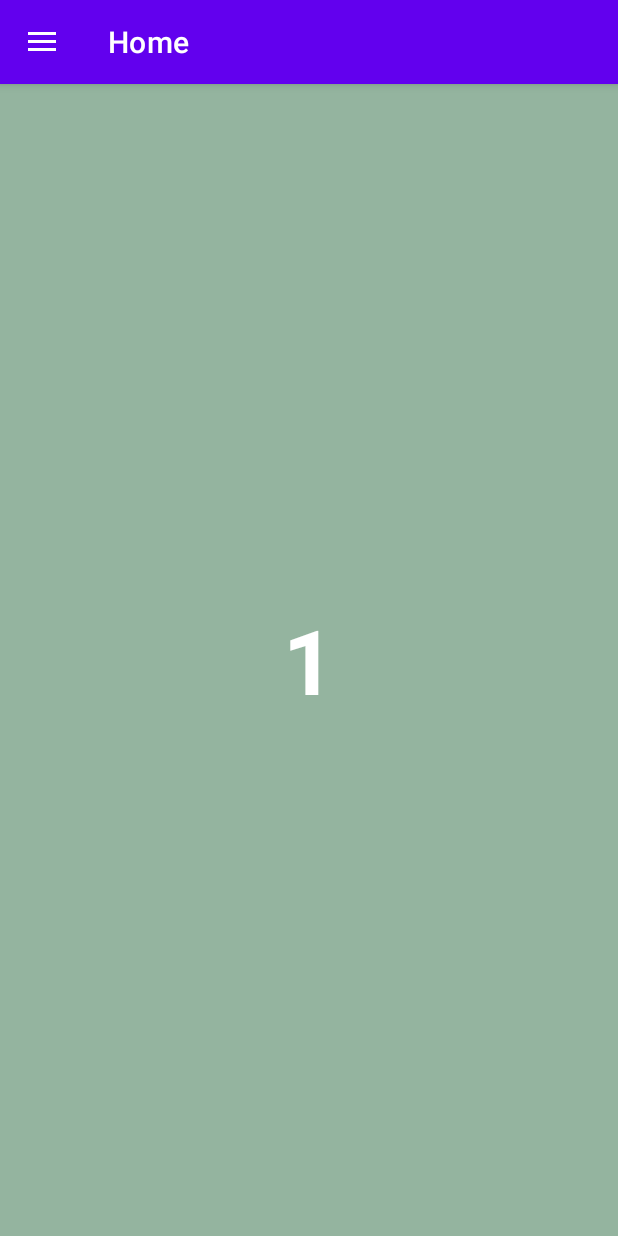
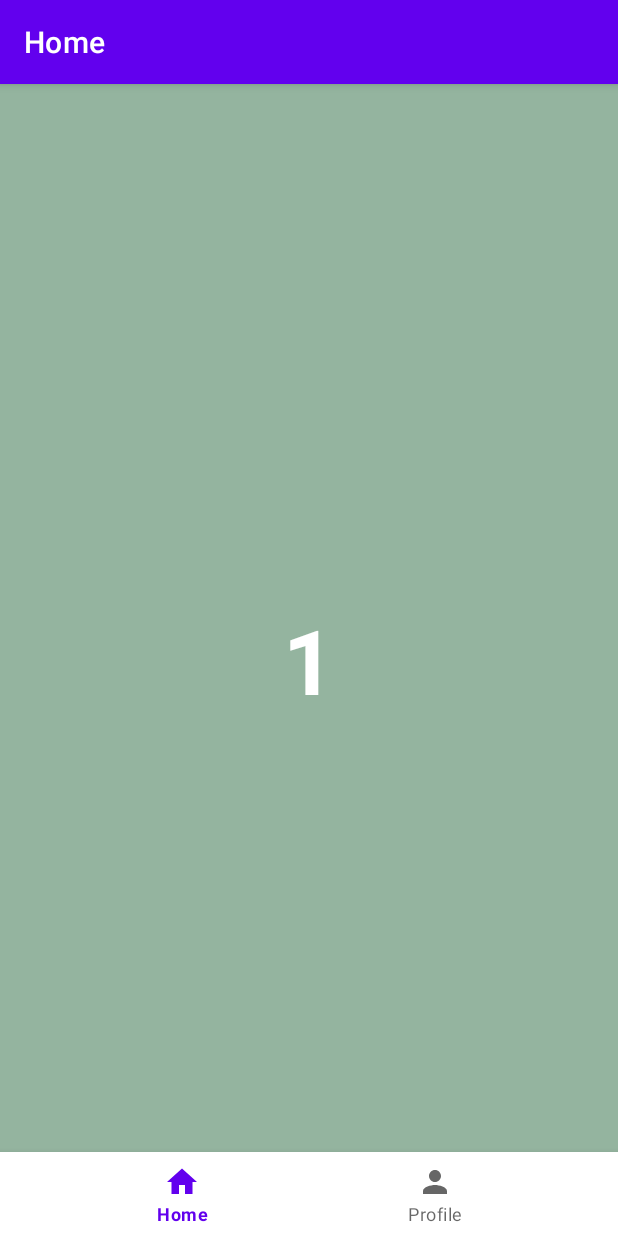
Before and after one commit to Shadow60539/android_layouts, an Android app: the screen it shows after launch (MainActivity), on a phone screen of 412 x 824 dp. Run offline under Robolectric (Android 15) with nearby library versions, the phone set to English and light mode, and no system bars; our stand-ins replace navigation-ui.

Commit message:
add bottom navigation

```diff
--- a/navigation/src/main/java/com/example/navigation/MainActivity.kt
+++ b/navigation/src/main/java/com/example/navigation/MainActivity.kt
@@ -3,6 +3,7 @@ package com.example.navigation
 import androidx.appcompat.app.AppCompatActivity
 import android.os.Bundle
 import android.widget.FrameLayout
+import android.widget.Toast
 import android.widget.Toolbar
 import androidx.drawerlayout.widget.DrawerLayout
 import androidx.navigation.NavController
@@ -14,28 +15,35 @@ import androidx.navigation.ui.AppBarConfiguration
 import androidx.navigation.ui.navigateUp
 import androidx.navigation.ui.setupActionBarWithNavController
 import androidx.navigation.ui.setupWithNavController
+import com.google.android.material.bottomnavigation.BottomNavigationView
 import com.google.android.material.navigation.NavigationView
 
 class MainActivity : AppCompatActivity() {
     private lateinit var navController: NavController
-    private lateinit var drawerLayout: DrawerLayout
+//    private lateinit var drawerLayout: DrawerLayout
     private lateinit var appBarConfiguration: AppBarConfiguration
 
     override fun onCreate(savedInstanceState: Bundle?) {
         super.onCreate(savedInstanceState)
         setContentView(R.layout.activity_main)
 
-        drawerLayout = findViewById(R.id.drawer)
+//        drawerLayout = findViewById(R.id.drawer)
         val navHostFragment = supportFragmentManager.findFragmentById(R.id.fragmentContainerView) as NavHostFragment
         navController = navHostFragment.navController
-        appBarConfiguration = AppBarConfiguration(navController.graph, drawerLayout)
+        appBarConfiguration = AppBarConfiguration(setOf(R.id.homeFragment, R.id.profileFragment))
+//        appBarConfiguration = AppBarConfiguration(setOf(R.id.homeFragment, R.id.profileFragment), drawerLayout)
 
         setupActionBarWithNavController(navController, appBarConfiguration)
-        attachNavControllerToDrawer()
+//        attachNavControllerToDrawer()
+        attachNavControllerToBottomNavigationView()
     }
 
-    private fun attachNavControllerToDrawer() {
-        findViewById<NavigationView>(R.id.navigationView).setupWithNavController(navController)
+//    private fun attachNavControllerToDrawer() {
+//        findViewById<NavigationView>(R.id.navigationView).setupWithNavController(navController)
+//    }
+
+    private fun attachNavControllerToBottomNavigationView() {
+        findViewById<BottomNavigationView>(R.id.bottomNavigationView).setupWithNavController(navController)
     }
 
     override fun onSupportNavigateUp(): Boolean {
--- /dev/null
+++ b/navigation/src/main/res/drawable/ic_home.xml
@@ -0,0 +1,5 @@
+<vector android:height="24dp" android:tint="#FFFFFF"
+    android:viewportHeight="24" android:viewportWidth="24"
+    android:width="24dp" xmlns:android="http://schemas.android.com/apk/res/android">
+    <path android:fillColor="@android:color/white" android:pathData="M10,20v-6h4v6h5v-8h3L12,3 2,12h3v8z"/>
+</vector>
--- /dev/null
+++ b/navigation/src/main/res/drawable/ic_profile.xml
@@ -0,0 +1,5 @@
+<vector android:height="24dp" android:tint="#FFFFFF"
+    android:viewportHeight="24" android:viewportWidth="24"
+    android:width="24dp" xmlns:android="http://schemas.android.com/apk/res/android">
+    <path android:fillColor="@android:color/white" android:pathData="M12,12c2.21,0 4,-1.79 4,-4s-1.79,-4 -4,-4 -4,1.79 -4,4 1.79,4 4,4zM12,14c-2.67,0 -8,1.34 -8,4v2h16v-2c0,-2.66 -5.33,-4 -8,-4z"/>
+</vector>
--- a/navigation/src/main/res/layout/activity_main.xml
+++ b/navigation/src/main/res/layout/activity_main.xml
@@ -1,5 +1,5 @@
 <?xml version="1.0" encoding="utf-8"?>
-<androidx.drawerlayout.widget.DrawerLayout xmlns:android="http://schemas.android.com/apk/res/android"
+<androidx.constraintlayout.widget.ConstraintLayout xmlns:android="http://schemas.android.com/apk/res/android"
     xmlns:app="http://schemas.android.com/apk/res-auto"
     xmlns:tools="http://schemas.android.com/tools"
     android:layout_width="match_parent"
@@ -19,10 +19,19 @@
         app:layout_constraintTop_toTopOf="parent"
         app:navGraph="@navigation/my_nav" />
 
-    <com.google.android.material.navigation.NavigationView
-        android:id="@+id/navigationView"
-        android:layout_gravity="start"
-        android:layout_width="wrap_content"
-        android:layout_height="match_parent"
-        app:menu="@menu/menu_drawer"/>
-</androidx.drawerlayout.widget.DrawerLayout>
+<!--    <com.google.android.material.navigation.NavigationView-->
+<!--        android:id="@+id/navigationView"-->
+<!--        android:layout_gravity="start"-->
+<!--        android:layout_width="wrap_content"-->
+<!--        android:layout_height="match_parent"-->
+<!--        app:menu="@menu/menu_drawer"/>-->
+
+    <com.google.android.material.bottomnavigation.BottomNavigationView
+        android:id="@+id/bottomNavigationView"
+        android:layout_width="match_parent"
+        android:layout_height="wrap_content"
+        app:layout_constraintBottom_toBottomOf="parent"
+        app:layout_constraintEnd_toEndOf="parent"
+        app:layout_constraintStart_toStartOf="parent"
+        app:menu="@menu/menu_drawer" />
+</androidx.constraintlayout.widget.ConstraintLayout>
--- a/navigation/src/main/res/menu/menu_drawer.xml
+++ b/navigation/src/main/res/menu/menu_drawer.xml
@@ -4,9 +4,11 @@
 
     <item
         android:id="@+id/homeFragment"
+        android:icon="@drawable/ic_home"
         android:title="Home"/>
 
     <item
         android:id="@+id/profileFragment"
+        android:icon="@drawable/ic_profile"
         android:title="Profile"/>
 </menu>
```
